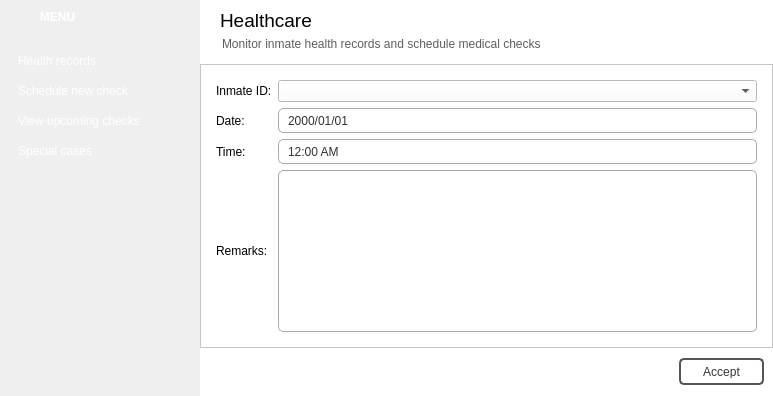
This is healthcarewindow.ui in NCNM/PMS_01 as Qt 5 draws it before an edit. The edited form follows.
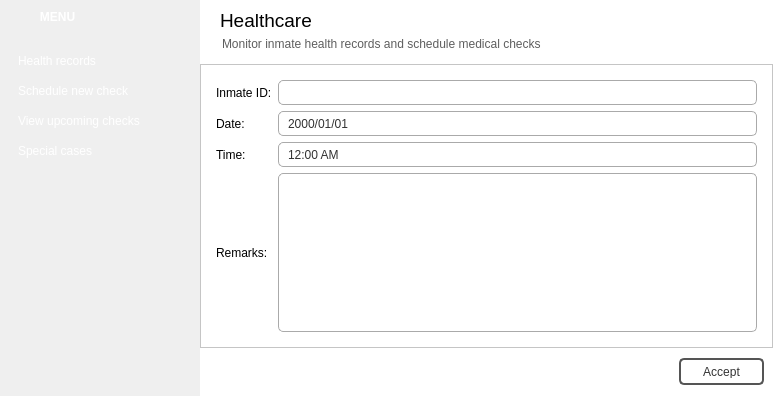
This is the edited form. The open tabs and pages were chosen to show the change. Icons and pictures are not drawn.

Diff of the .ui file:
```diff
--- a/healthcarewindow.ui
+++ b/healthcarewindow.ui
@@ -1158,7 +1158,54 @@
                     </widget>
                    </item>
                    <item row="0" column="2">
-                    <widget class="QComboBox" name="comboBox_inmateID"/>
+                    <widget class="QComboBox" name="comboBox_inmateID">
+                     <property name="minimumSize">
+                      <size>
+                       <width>0</width>
+                       <height>25</height>
+                      </size>
+                     </property>
+                     <property name="styleSheet">
+                      <string notr="true">QComboBox {
+color: rgb(50, 50, 50);
+padding-left:7px;
+border-radius:5px;
+border: 1px solid rgb(170, 170, 170);
+background: qradialgradient(cx: 0.3, cy: -0.4,
+fx: 0.3, fy: -0.4,
+radius: 1.35, stop: 0 rgb(254, 254, 254), stop: 1 rgb(248, 248, 248));
+}
+
+QComboBox:hover {
+color: rgb(255, 255, 255);
+border-radius:5px;
+border: 1px solid rgb(23, 120, 173);
+background-color: ;
+background: qradialgradient(cx: 0.3, cy: -0.4,
+fx: 0.3, fy: -0.4,
+radius: 1.35, stop: 0 rgb(161, 215, 255), stop: 1 #299ED6);
+}
+
+QComboBox:pressed {
+border-radius:5px;
+border: 1px solid #777777;
+}
+
+QComboBox::drop-down {
+	subcontrol-origin: padding;
+	subcontrol-position: top right;
+	width: 25px;
+ 
+	border-top-right-radius: 3px;
+	border-bottom-right-radius: 3px;
+}
+
+QComboBox::down-arrow {
+	image: url(:/images/cmbbox_arrow.png);
+}
+</string>
+                     </property>
+                    </widget>
                    </item>
                   </layout>
                  </widget>
```
Left out of the diff: 2 changed lines with no effect on the pictures.
